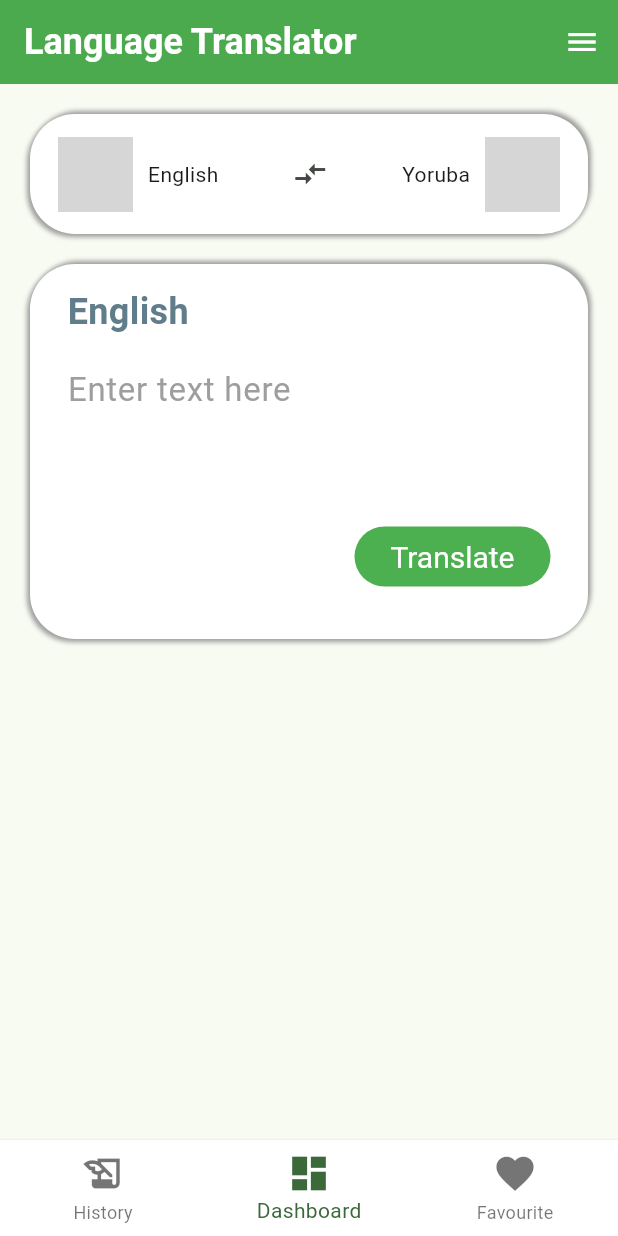
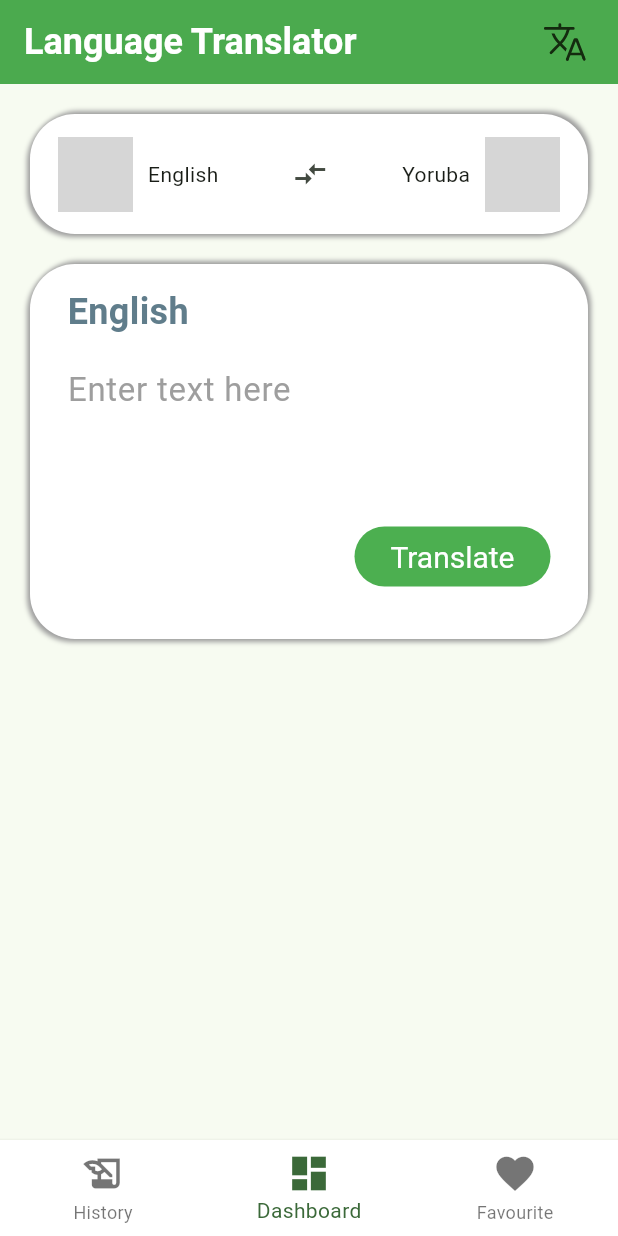
Before and after one commit to Funtech-hue/etranslate, a Flutter app: the screen it shows after launch, after a tap on "Get Starter", on a phone screen of 412 x 824 dp. Run offline on Flutter 3.47's test engine with Material 3 defaults, Android fonts, the phone set to English and light mode, and no system bars; our stand-ins replace lottie, share_plus, shared_preferences; network calls fail; grey boxes are pictures that could not be loaded.

Commit message:
Updated Version
Change the menu bar to New One

```diff
--- a/lib/main.dart
+++ b/lib/main.dart
@@ -58,7 +58,10 @@ class SplashScreen extends StatelessWidget {
               height: 200,
             ),
             SizedBox(height: 15),
-            Text('Translating Anywhere Everywhere', style: TextStyle(fontSize: 20)),
+            Text(
+              'Translating Anywhere Everywhere',
+              style: TextStyle(fontSize: 20),
+            ),
             Spacer(),
             Lottie.asset(
               'assets/animations/eLoading.json',
@@ -95,18 +98,18 @@ class GetStarter extends StatelessWidget {
             right: 20,
             child: ElevatedButton.icon(
               style: ButtonStyle(
-                backgroundColor: MaterialStatePropertyAll(Colors.green),
-                foregroundColor: MaterialStatePropertyAll(Colors.white),
-                shape: MaterialStatePropertyAll(
+                textStyle: WidgetStatePropertyAll(TextStyle(fontSize: 20)),
+                backgroundColor: WidgetStatePropertyAll(Colors.green),
+                shape: WidgetStatePropertyAll(
                   RoundedRectangleBorder(
                     borderRadius: BorderRadius.circular(10),
                   ),
                 ),
-                padding: MaterialStatePropertyAll(
+                padding: WidgetStatePropertyAll(
                   EdgeInsets.symmetric(vertical: 10),
                 ),
+                foregroundColor: WidgetStatePropertyAll(Colors.white),
               ),
-
               onPressed: () {
                 Navigator.pushReplacement(
                   context,
--- a/lib/screen/dashboard_screen.dart
+++ b/lib/screen/dashboard_screen.dart
@@ -1,11 +1,13 @@
 import 'package:etranslate/ult/drawer.dart';
 import 'package:flutter/material.dart';
+import 'package:lottie/lottie.dart';
 import 'package:provider/provider.dart';
 
 import '../services/TranslationProvider.dart';
 
 class Dashboard extends StatelessWidget {
   final _textController = TextEditingController();
+  final _scaffoldKey = GlobalKey<ScaffoldState>();
 
   Dashboard({super.key});
 
@@ -19,6 +21,7 @@ class Dashboard extends StatelessWidget {
             provider.updateInputText(_textController.text);
           });
           return Scaffold(
+            key: _scaffoldKey,
             appBar: AppBar(
               title: Text('Language Translator'),
               actionsPadding: EdgeInsets.only(right: 10),
@@ -28,6 +31,18 @@ class Dashboard extends StatelessWidget {
                 fontWeight: FontWeight.bold,
                 fontSize: 24,
               ),
+              actions: [
+                InkWell(
+                  onTap: () {
+                    _scaffoldKey.currentState!.openEndDrawer();
+                  },
+                  child: Lottie.asset(
+                    'assets/animations/Translate.json',
+                    width: 50,
+                    height: 50,
+                  ),
+                ),
+              ],
             ),
             endDrawer: endDrawer(context),
 
@@ -180,9 +195,12 @@ class Dashboard extends StatelessWidget {
                   ),
                   SizedBox(height: 20),
                   // output container and text
-                  if(provider.isOutputVisible)
+                  if (provider.isOutputVisible)
                     Container(
-                      padding: EdgeInsets.symmetric(horizontal: 25, vertical: 15),
+                      padding: EdgeInsets.symmetric(
+                        horizontal: 25,
+                        vertical: 15,
+                      ),
                       width: double.infinity,
                       decoration: BoxDecoration(
                         color: Colors.white,
@@ -222,7 +240,8 @@ class Dashboard extends StatelessWidget {
                             children: [
                               IconButton(
                                 icon: Icon(Icons.copy),
-                                onPressed: () => provider.copyToClipboard(context),
+                                onPressed:
+                                    () => provider.copyToClipboard(context),
                                 tooltip: 'Copy',
                               ),
                               IconButton(
@@ -232,7 +251,8 @@ class Dashboard extends StatelessWidget {
                               ),
                               IconButton(
                                 icon: Icon(Icons.favorite_border),
-                                onPressed: () => provider.saveToFavourites(context),
+                                onPressed:
+                                    () => provider.saveToFavourites(context),
                                 tooltip: 'Favorite',
                               ),
                             ],
```
Also changed, not shown: assets/animations/Translate.json (added, +1 -0 lines).
